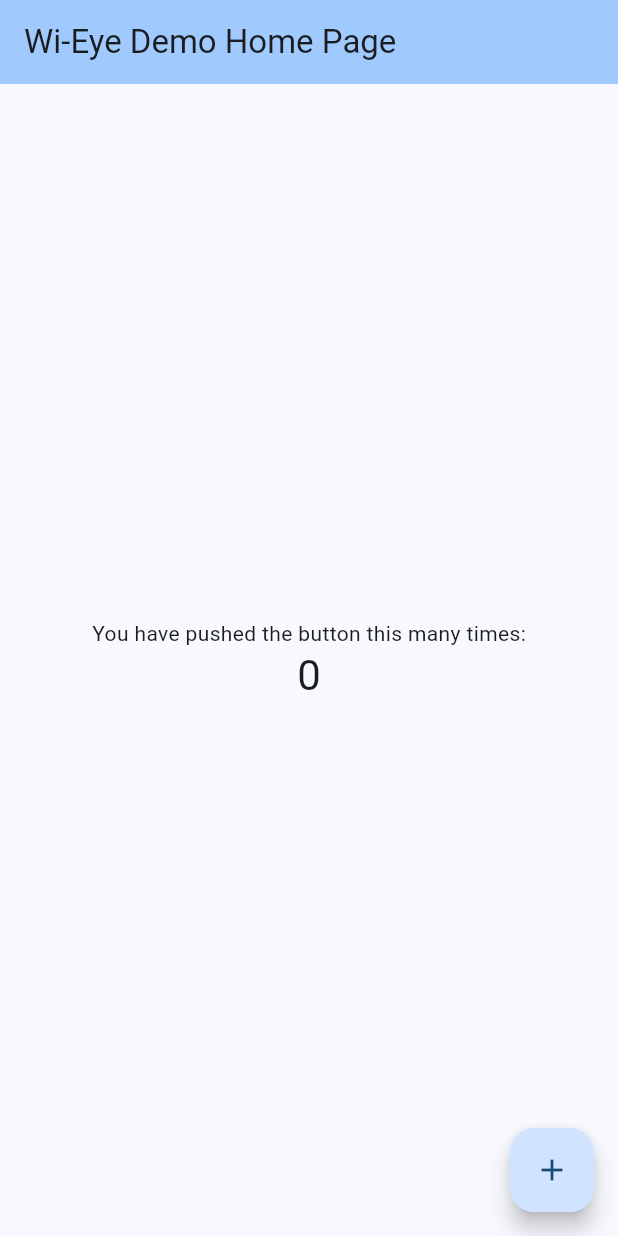
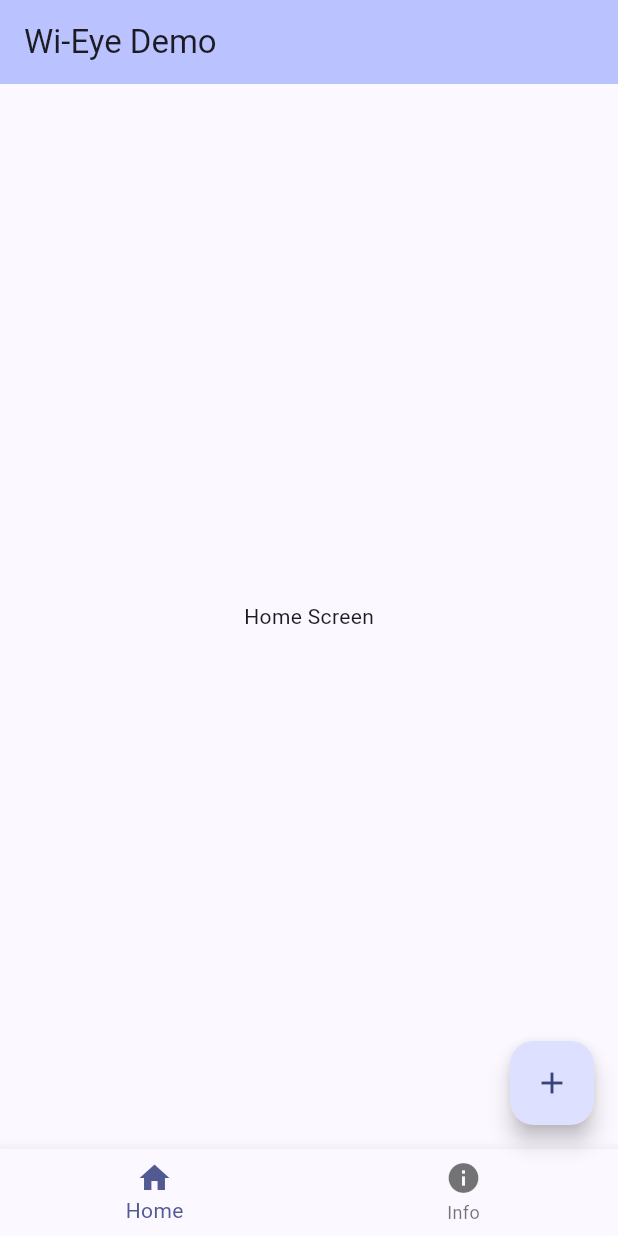
Before and after one commit to Senior-Project-Wi-Eye/wieye_app, a Flutter app: the screen it shows after launch, on a phone screen of 412 x 824 dp. Run offline on Flutter 3.47's test engine with Material 3 defaults, Android fonts, the phone set to English and light mode, and no system bars.

Commit message:
Added basic home screen

```diff
--- a/lib/main.dart
+++ b/lib/main.dart
@@ -7,46 +7,19 @@
 class MyApp extends StatelessWidget {
   const MyApp({super.key});
 
-  // This widget is the root of your application.
   @override
   Widget build(BuildContext context) {
     return MaterialApp(
-      title: 'Wi-Eye Demo',
       theme: ThemeData(
-        // This is the theme of your application.
-        //
-        // TRY THIS: Try running your application with "flutter run". You'll see
-        // the application has a purple toolbar. Then, without quitting the app,
-        // try changing the seedColor in the colorScheme below to Colors.green
-        // and then invoke "hot reload" (save your changes or press the "hot
-        // reload" button in a Flutter-supported IDE, or press "r" if you used
-        // the command line to start the app).
-        //
-        // Notice that the counter didn't reset back to zero; the application
-        // state is not lost during the reload. To reset the state, use hot
-        // restart instead.
-        //
-        // This works for code too, not just values: Most code changes can be
-        // tested with just a hot reload.
-        colorScheme: ColorScheme.fromSeed(seedColor: Colors.blue),
+        colorScheme: ColorScheme.fromSeed(seedColor: Colors.indigo),
       ),
-      home: const MyHomePage(title: 'Wi-Eye Demo Home Page'),
+      home: const MyHomePage(title: 'Wi-Eye Demo'),
     );
   }
 }
 
 class MyHomePage extends StatefulWidget {
   const MyHomePage({super.key, required this.title});
-
-  // This widget is the home page of your application. It is stateful, meaning
-  // that it has a State object (defined below) that contains fields that affect
-  // how it looks.
-
-  // This class is the configuration for the state. It holds the values (in this
-  // case the title) provided by the parent (in this case the App widget) and
-  // used by the build method of the State. Fields in a Widget subclass are
-  // always marked "final".
-
   final String title;
 
   @override
@@ -58,65 +31,66 @@
 
   void _incrementCounter() {
     setState(() {
-      // This call to setState tells the Flutter framework that something has
-      // changed in this State, which causes it to rerun the build method below
-      // so that the display can reflect the updated values. If we changed
-      // _counter without calling setState(), then the build method would not be
-      // called again, and so nothing would appear to happen.
       _counter++;
     });
   }
 
+  int _selectedIndex = 0;
+
+  void _onItemTapped(int index) {
+    setState(() {
+      _selectedIndex = index;
+    });
+  }
+
+  static final List<Widget> _screens = <Widget>[
+    const Center(child: Text('Home Screen')),
+    const infoScreen(),
+  ];
+
   @override
   Widget build(BuildContext context) {
-    // This method is rerun every time setState is called, for instance as done
-    // by the _incrementCounter method above.
-    //
-    // The Flutter framework has been optimized to make rerunning build methods
-    // fast, so that you can just rebuild anything that needs updating rather
-    // than having to individually change instances of widgets.
     return Scaffold(
       appBar: AppBar(
-        // TRY THIS: Try changing the color here to a specific color (to
-        // Colors.amber, perhaps?) and trigger a hot reload to see the AppBar
-        // change color while the other colors stay the same.
         backgroundColor: Theme.of(context).colorScheme.inversePrimary,
-        // Here we take the value from the MyHomePage object that was created by
-        // the App.build method, and use it to set our appbar title.
         title: Text(widget.title),
       ),
       body: Center(
-        // Center is a layout widget. It takes a single child and positions it
-        // in the middle of the parent.
-        child: Column(
-          // Column is also a layout widget. It takes a list of children and
-          // arranges them vertically. By default, it sizes itself to fit its
-          // children horizontally, and tries to be as tall as its parent.
-          //
-          // Column has various properties to control how it sizes itself and
-          // how it positions its children. Here we use mainAxisAlignment to
-          // center the children vertically; the main axis here is the vertical
-          // axis because Columns are vertical (the cross axis would be
-          // horizontal).
-          //
-          // TRY THIS: Invoke "debug painting" (choose the "Toggle Debug Paint"
-          // action in the IDE, or press "p" in the console), to see the
-          // wireframe for each widget.
-          mainAxisAlignment: MainAxisAlignment.center,
-          children: <Widget>[
-            const Text('You have pushed the button this many times:'),
-            Text(
-              '$_counter',
-              style: Theme.of(context).textTheme.headlineMedium,
-            ),
-          ],
-        ),
+        child: _screens[_selectedIndex],
       ),
       floatingActionButton: FloatingActionButton(
         onPressed: _incrementCounter,
         tooltip: 'Increment',
         child: const Icon(Icons.add),
-      ), // This trailing comma makes auto-formatting nicer for build methods.
+      ),
+      bottomNavigationBar: BottomNavigationBar(
+        currentIndex: _selectedIndex,
+        onTap: _onItemTapped,
+        items: const [
+          BottomNavigationBarItem(
+            icon: Icon(Icons.home),
+            label: 'Home',
+          ),
+          BottomNavigationBarItem(
+            icon: Icon(Icons.info),
+            label: 'Info',
+          ),
+        ],
+      ),
     );
   }
 }
+
+class infoScreen extends StatelessWidget {
+  const infoScreen({Key? key}) : super(key: key);
+
+  @override
+  Widget build(BuildContext context) {
+    return Scaffold(
+      appBar: AppBar(title: const Text('Info')),
+      body: const Center(
+        child: Text('This is the Info Screen'),
+      ),
+    );
+  }
+}
```
